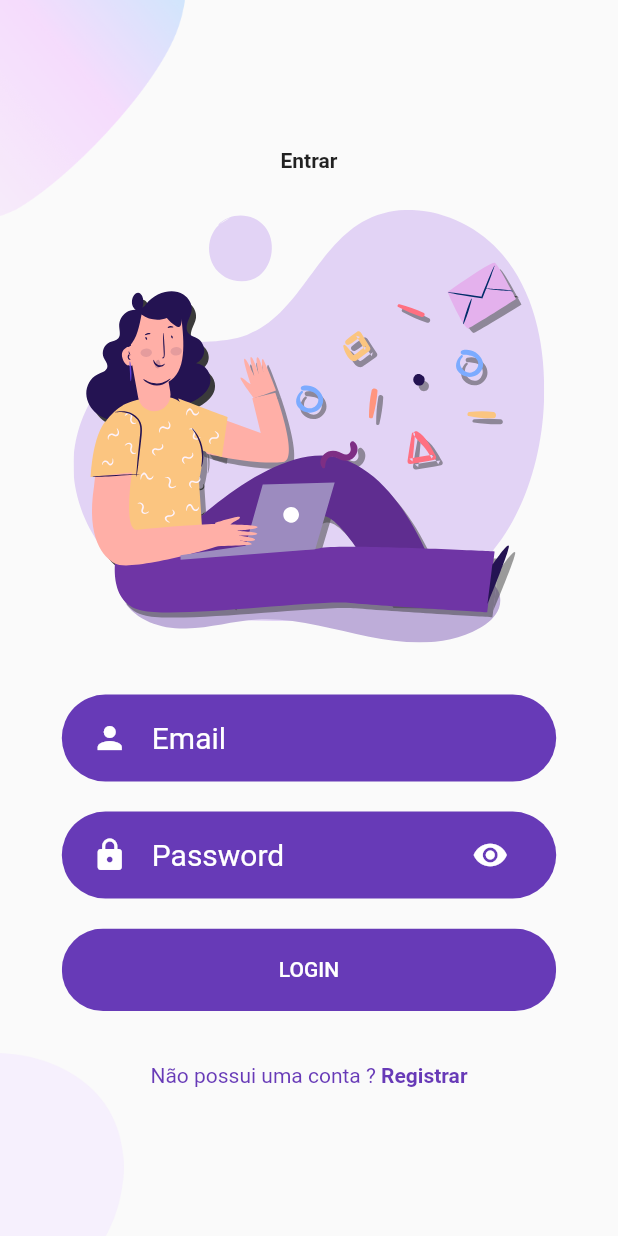
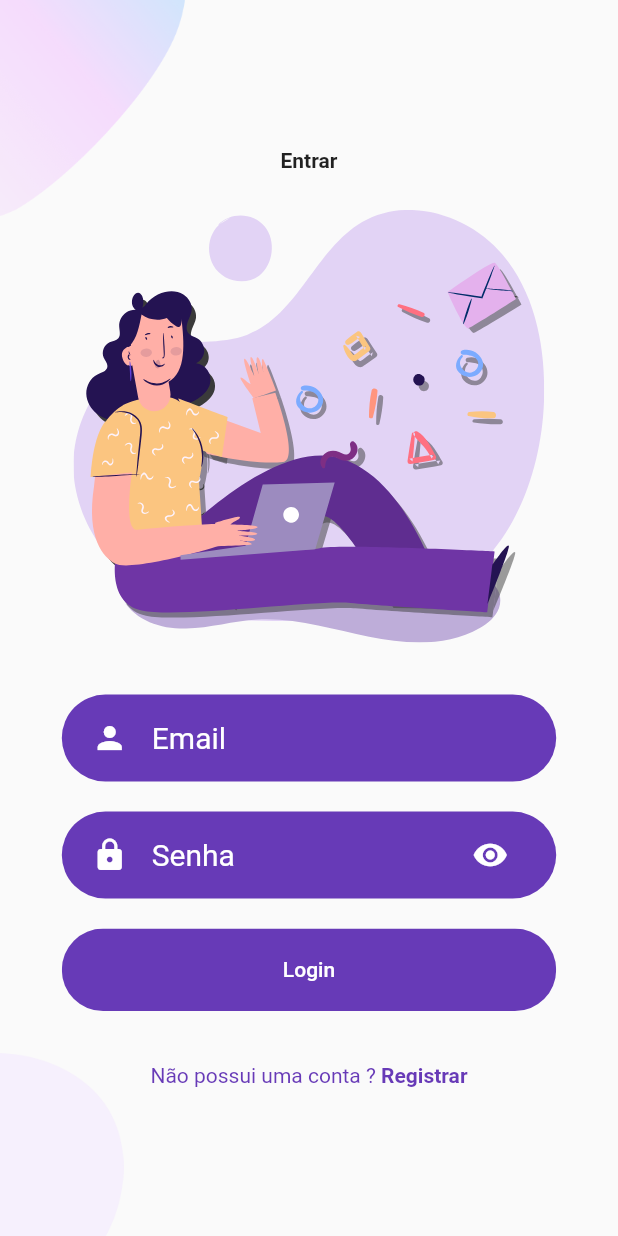
Before and after one commit to paulovargatt/flutter_getx-boiler, a Flutter app: the LoginPage screen opened by its route, on a phone screen of 412 x 824 dp. Run offline on Flutter 3.47's test engine with Material 2 defaults, Android fonts, the phone set to English and light mode, and no system bars; our stand-ins replace flutter_svg, get, get_storage, splashscreen; accounts and stored records are empty.

```diff
--- a/lib/app/data/models/auth_model.dart
+++ b/lib/app/data/models/auth_model.dart
@@ -1,11 +1,12 @@
 import 'package:get_app_flutter/app/data/models/user_model.dart';
 
 class Auth {
-  Object user = {};
+  Object user = User;
   String message = '';
   String accessToken = '';
   String tokenType = '';
   int expiresIn = 0;
+
 
   Auth({
       required this.user,
@@ -20,8 +21,11 @@ class Auth {
     accessToken = json['access_token'];
     tokenType = json['token_type'];
     expiresIn = json['expires_in'];
-    //user = json['user'];
+    user = json['user'];
   }
+
+
+
 
   Map<String, dynamic> toJson() {
     final Map<String, dynamic> data = new Map<String, dynamic>();
--- a/lib/app/global/widgets/rounded_button.dart
+++ b/lib/app/global/widgets/rounded_button.dart
@@ -4,6 +4,7 @@ import 'package:get/get.dart';
 class RoundedButton extends StatelessWidget {
   final String text;
   final press;
+  final disabled;
   final Color color, textColor;
 
   final ButtonStyle flatButtonStyle = TextButton.styleFrom(
@@ -20,6 +21,7 @@ class RoundedButton extends StatelessWidget {
     required this.text,
     required VoidCallback this.press,
     this.color = Colors.black,
+    this.disabled = false,
     this.textColor = Colors.white,
   });
 
@@ -32,7 +34,8 @@ class RoundedButton extends StatelessWidget {
       child: ClipRRect(
         borderRadius: BorderRadius.circular(29),
         child: TextButton(
-          onPressed:  press,
+
+          onPressed: disabled ? null : press,
           style: flatButtonStyle,
           child: Text(
             text,
--- a/lib/app/global/widgets/rounded_password_field.dart
+++ b/lib/app/global/widgets/rounded_password_field.dart
@@ -5,12 +5,14 @@ import 'package:get_app_flutter/app/global/widgets/text_field_container.dart';
 class RoundedPasswordField extends StatelessWidget {
   final ValueChanged<String> onChanged;
   final ctrl;
+  final nameInput;
   bool showPass;
 
   final changeButtonPass;
 
   RoundedPasswordField({
     this.showPass = false,
+    this.nameInput = 'Senha',
     required VoidCallback this.changeButtonPass,
     required this.ctrl,
     required this.onChanged,
@@ -35,7 +37,7 @@ class RoundedPasswordField extends StatelessWidget {
         cursorColor: Colors.white,
         style: TextStyle(color: Colors.white),
         decoration: InputDecoration(
-          hintText: "Password",
+          hintText: nameInput,
           hintStyle: TextStyle(fontSize: 20.0, color: Colors.white),
           icon: Icon(
             Icons.lock,
--- a/lib/app/modules/home/home_binding.dart
+++ b/lib/app/modules/home/home_binding.dart
@@ -1,7 +1,7 @@
 import 'package:get/get.dart';
 import 'package:get_app_flutter/app/modules/home/home_controller.dart';
 
-class InitialBinding implements Bindings {
+class HomeBinding implements Bindings {
   @override
   void dependencies() {
     Get.lazyPut<HomeController>(() => HomeController());
--- a/lib/app/modules/home/home_controller.dart
+++ b/lib/app/modules/home/home_controller.dart
@@ -1,5 +1,11 @@
 import 'package:get/get.dart';
+import 'package:get_storage/get_storage.dart';
 
 class HomeController extends GetxController {
+  final storage = GetStorage();
 
+  exitApp() {
+    storage.erase();
+    Get.offAllNamed('/welcome');
+  }
 }
--- a/lib/app/modules/initial/initial_view.dart
+++ b/lib/app/modules/initial/initial_view.dart
@@ -17,7 +17,7 @@ class InitialPage extends GetView<InitialController> {
               end: Alignment.bottomLeft,
               colors: [Colors.white, Colors.grey],
             ),
-            navigateAfterSeconds: Routes.WELCOME,
+            navigateAfterSeconds: controller.verifyAuth(),
             loaderColor: Colors.transparent,
           ),
           Container(
--- a/lib/app/modules/login/login_controller.dart
+++ b/lib/app/modules/login/login_controller.dart
@@ -1,13 +1,12 @@
 import 'package:flutter/cupertino.dart';
 import 'package:get/get.dart';
 import 'package:get_app_flutter/app/data/models/auth_model.dart';
+import 'package:get_app_flutter/app/data/models/user_model.dart';
 import 'package:get_app_flutter/app/data/provider/auth_provider.dart';
+import 'package:get_storage/get_storage.dart';
 
 class LoginController extends GetxController {
   final AuthApiClient api = AuthApiClient();
-
-
-  //late Auth auth;
 
   final formKey = GlobalKey<FormState>();
 
@@ -15,11 +14,21 @@ class LoginController extends GetxController {
   TextEditingController passwordInput = TextEditingController();
 
   RxBool showPass = false.obs;
+  RxBool loading = false.obs;
+
+  final storage = GetStorage();
 
   login() async {
     if (formKey.currentState!.validate()) {
+      loading.value = true;
       final res = await api.login(emailInput.text, passwordInput.text);
-      print(res);
+      if (res['status'] == 200) {
+        storage.write('token', res['access_token']);
+        Get.offAllNamed('/home');
+        //Get.toNamed('/signup');
+      }
+
+      loading.value = false;
     }
   }
 }
--- a/lib/app/modules/login/login_view.dart
+++ b/lib/app/modules/login/login_view.dart
@@ -7,6 +7,16 @@ import 'package:get_app_flutter/app/global/widgets/rounded_input_field.dart';
 import 'package:get_app_flutter/app/global/widgets/rounded_password_field.dart';
 import 'package:get_app_flutter/app/modules/login/login_controller.dart';
 import 'package:get_app_flutter/app/modules/welcome/background.dart';
+
+final ButtonStyle flatButtonStyle = TextButton.styleFrom(
+  primary: Colors.white,
+  backgroundColor: Get.theme.primaryColor,
+  minimumSize: Size(88, 55),
+  padding: EdgeInsets.symmetric(horizontal: 16.0),
+  shape: const RoundedRectangleBorder(
+    borderRadius: BorderRadius.all(Radius.circular(2.0)),
+  ),
+);
 
 class LoginPage extends GetView<LoginController> {
   @override
@@ -37,16 +47,37 @@ class LoginPage extends GetView<LoginController> {
                 Obx(
                   () => RoundedPasswordField(
                     showPass: controller.showPass.value,
-                    changeButtonPass:  () => {
+                    changeButtonPass: () => {
                       controller.showPass.value = !controller.showPass.value
                     },
                     ctrl: controller.passwordInput,
                     onChanged: (value) {},
                   ),
                 ),
-                RoundedButton(
-                  text: "LOGIN",
-                  press: () => controller.login(),
+                Obx(() => Visibility(
+                    visible: !controller.loading.value,
+                    child: RoundedButton(
+                      press: () => controller.login(),
+                      text: 'Login',
+                    ))),
+                Obx(
+                  () => Visibility(
+                    visible: controller.loading.value,
+                    child: Container(
+                      margin: EdgeInsets.symmetric(vertical: 10),
+                      width: Get.width * 0.8,
+                      child: ClipRRect(
+                        borderRadius: BorderRadius.circular(29),
+                        child: TextButton(
+                          onPressed: () => {},
+                          style: flatButtonStyle,
+                          child: CircularProgressIndicator(
+                            color: Colors.white,
+                          ),
+                        ),
+                      ),
+                    ),
+                  ),
                 ),
                 SizedBox(height: Get.height * 0.03),
                 AlreadyHaveAnAccountCheck(
--- a/lib/app/modules/signup/signup_binding.dart
+++ b/lib/app/modules/signup/signup_binding.dart
@@ -8,7 +8,6 @@ class SignupBinding implements Bindings {
   @override
   void dependencies() {
     Get.lazyPut<SignupController>(() => SignupController());
-    Get.lazyPut<AuthRepository>(() => AuthRepository());
     Get.lazyPut<AuthApiClient>(() => AuthApiClient());
   }
 }
--- a/lib/app/routes/app_routes.dart
+++ b/lib/app/routes/app_routes.dart
@@ -3,4 +3,5 @@ abstract class Routes {
   static const LOGIN = '/login';
   static const SIGNUP = '/signup';
   static const WELCOME = '/welcome';
+  static const HOME = '/home';
 }
--- a/lib/main.dart
+++ b/lib/main.dart
@@ -3,8 +3,10 @@ import 'package:get/get.dart';
 import 'package:get_app_flutter/app/routes/app_pages.dart';
 import 'package:get_app_flutter/app/routes/app_routes.dart';
 import 'package:get_app_flutter/app/theme/app_theme.dart';
+import 'package:get_storage/get_storage.dart';
 
-void main() {
+void main() async {
+  await GetStorage.init();
   runApp(GetMaterialApp(
     title: 'App_Name',
     debugShowCheckedModeBanner: false,
```
Also changed, not shown: lib/app/data/models/user_model.dart (+13 -16 lines), lib/app/data/provider/auth_provider.dart (+20 -1 lines), lib/app/modules/home/home_view.dart (+6 -1 lines), lib/app/modules/initial/initial_controller.dart (+13 -2 lines), lib/app/modules/signup/signup_controller.dart (+30 -0 lines), lib/app/modules/signup/signup_view.dart (+36 -8 lines), lib/app/routes/app_pages.dart (+7 -0 lines).
